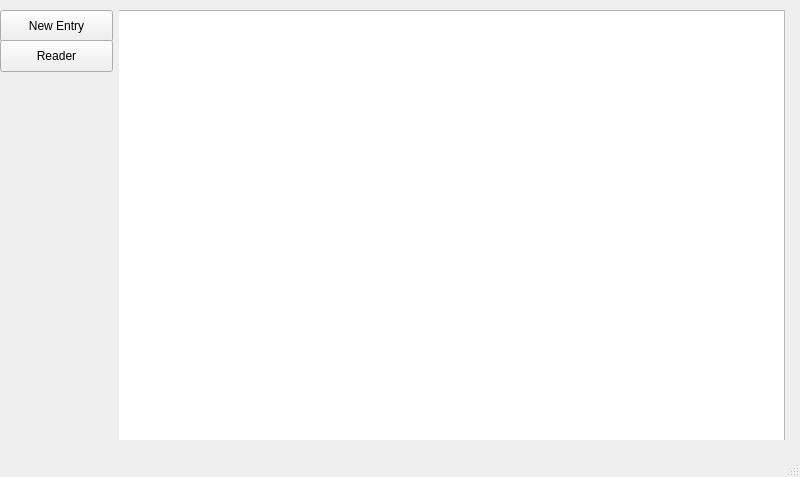
Before: the Qt Designer form qtdiary.ui in RossKnapman/QtDiary, drawn with Qt 5.
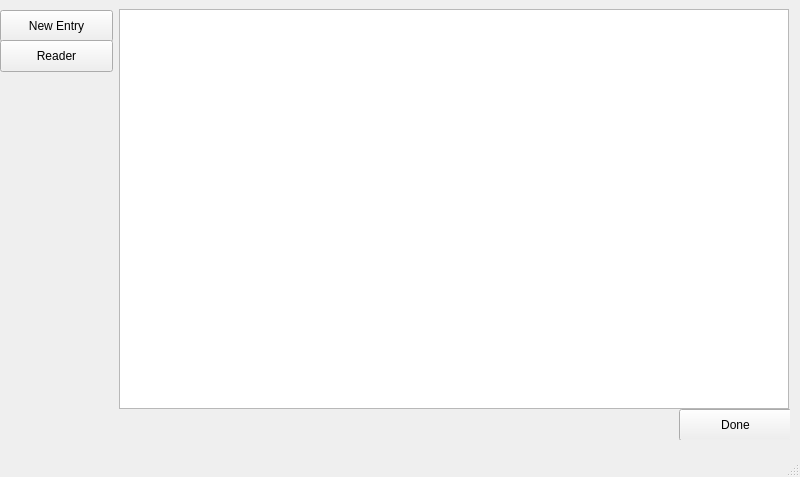
After: the same form once the commit is applied.

Commit message: Editing and new entry now same screen, with edit/done button

Patch:
```diff
--- a/qtdiary.ui
+++ b/qtdiary.ui
@@ -24,30 +24,30 @@
      </rect>
     </property>
     <property name="currentIndex">
-     <number>2</number>
+     <number>0</number>
     </property>
     <widget class="QWidget" name="WritePage">
      <widget class="QTextEdit" name="textEdit">
       <property name="geometry">
        <rect>
-        <x>10</x>
+        <x>0</x>
         <y>0</y>
-        <width>671</width>
-        <height>401</height>
+        <width>670</width>
+        <height>400</height>
        </rect>
       </property>
      </widget>
      <widget class="QPushButton" name="saveButton">
       <property name="geometry">
        <rect>
-        <x>550</x>
+        <x>560</x>
         <y>400</y>
         <width>113</width>
         <height>32</height>
        </rect>
       </property>
       <property name="text">
-       <string>Save</string>
+       <string>Done</string>
       </property>
      </widget>
     </widget>
@@ -76,18 +76,6 @@
       </widget>
      </widget>
     </widget>
-    <widget class="QWidget" name="ReadEntry">
-     <widget class="QTextBrowser" name="textBrowser">
-      <property name="geometry">
-       <rect>
-        <x>-5</x>
-        <y>1</y>
-        <width>671</width>
-        <height>431</height>
-       </rect>
-      </property>
-     </widget>
-    </widget>
    </widget>
    <widget class="QPushButton" name="newButton">
     <property name="geometry">
```
Left out of the diff: 10 changed lines with no effect on the pictures. The commit also changes 6 other files.
